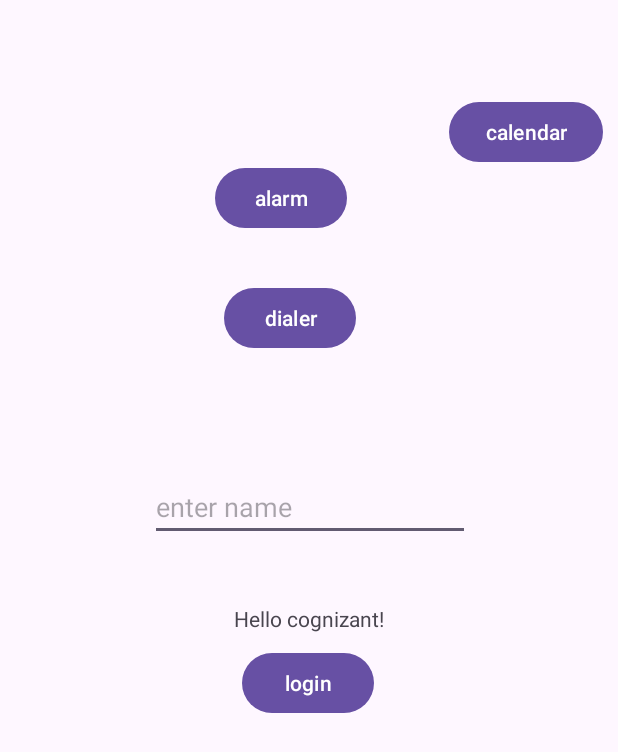
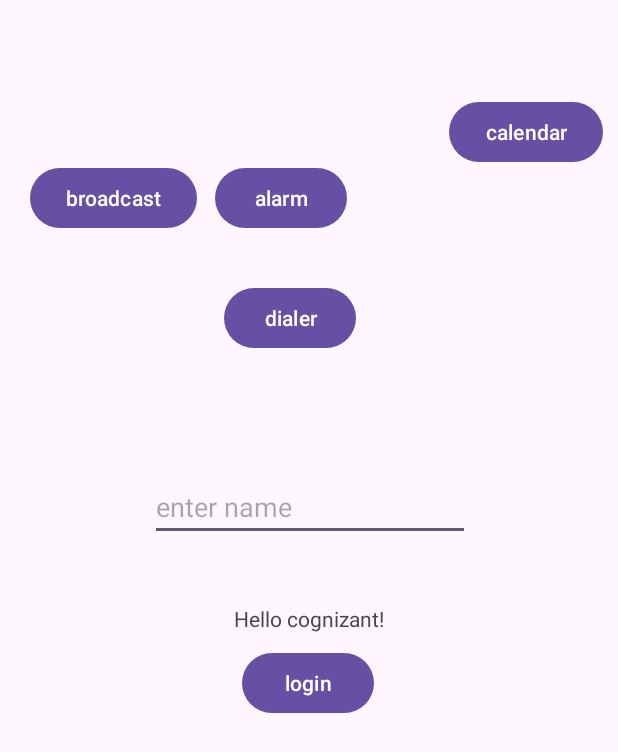
Before and after one commit to abdultanveer/cognizantandroidrever, an Android app: the screen it shows after launch (MainActivity), on a phone screen of 412 x 824 dp. Shown: the top 752 px of the screen. Run offline under Robolectric (Android 15) with nearby library versions, the phone set to English and light mode, and no system bars.

Commit message:
send custom broadcast

```diff
--- a/app/src/main/java/com/example/cognizantrever/MainActivity.kt
+++ b/app/src/main/java/com/example/cognizantrever/MainActivity.kt
@@ -57,4 +57,9 @@ class MainActivity : AppCompatActivity() {
         var calIntent = Intent("ineed.water")
         startActivity(calIntent)
     }
+
+    fun sendFlightBroadcast(view: View) {
+        var flightIntent = Intent("ihave.flight")
+        sendBroadcast(flightIntent)
+    }
 }
--- a/app/src/main/res/layout/activity_main.xml
+++ b/app/src/main/res/layout/activity_main.xml
@@ -73,4 +73,14 @@
         app:layout_constraintEnd_toEndOf="parent"
         app:layout_constraintTop_toTopOf="parent" />
 
+    <Button
+        android:id="@+id/btnBroadcast"
+        android:layout_width="wrap_content"
+        android:layout_height="wrap_content"
+        android:layout_marginStart="20dp"
+        android:onClick="sendFlightBroadcast"
+        android:text="broadcast"
+        app:layout_constraintBaseline_toBaselineOf="@+id/btnAlarm"
+        app:layout_constraintStart_toStartOf="parent" />
+
 </androidx.constraintlayout.widget.ConstraintLayout>
```
